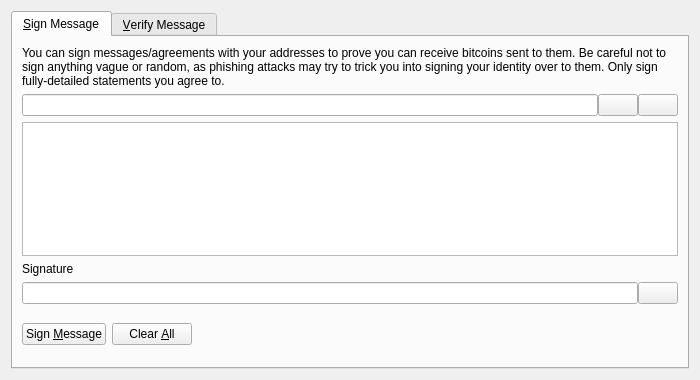
The window that src/qt/forms/signverifymessagedialog.ui (TinyCalf/Mocoin) describes before a commit, drawn with Qt 5.
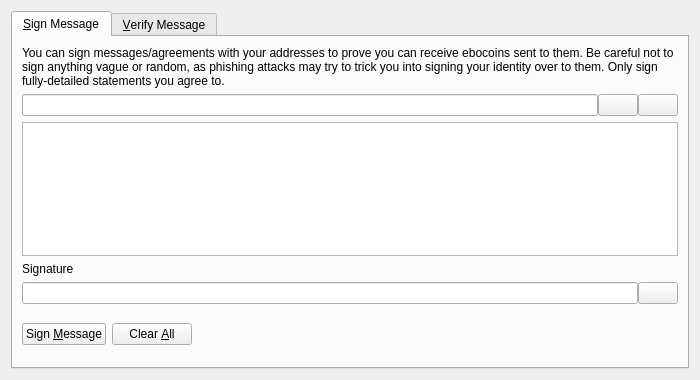
The same window after the commit. Icons and pictures are not drawn. Custom widgets are drawn as their Qt base class.

Commit message: replace more bitcoin with ebocoin

```diff
--- a/src/qt/forms/signverifymessagedialog.ui
+++ b/src/qt/forms/signverifymessagedialog.ui
@@ -30,7 +30,7 @@
        <item>
         <widget class="QLabel" name="infoLabel_SM">
          <property name="text">
-          <string>You can sign messages/agreements with your addresses to prove you can receive bitcoins sent to them. Be careful not to sign anything vague or random, as phishing attacks may try to trick you into signing your identity over to them. Only sign fully-detailed statements you agree to.</string>
+          <string>You can sign messages/agreements with your addresses to prove you can receive ebocoins sent to them. Be careful not to sign anything vague or random, as phishing attacks may try to trick you into signing your identity over to them. Only sign fully-detailed statements you agree to.</string>
          </property>
          <property name="textFormat">
           <enum>Qt::PlainText</enum>
```
The commit also changes 513 other files.
